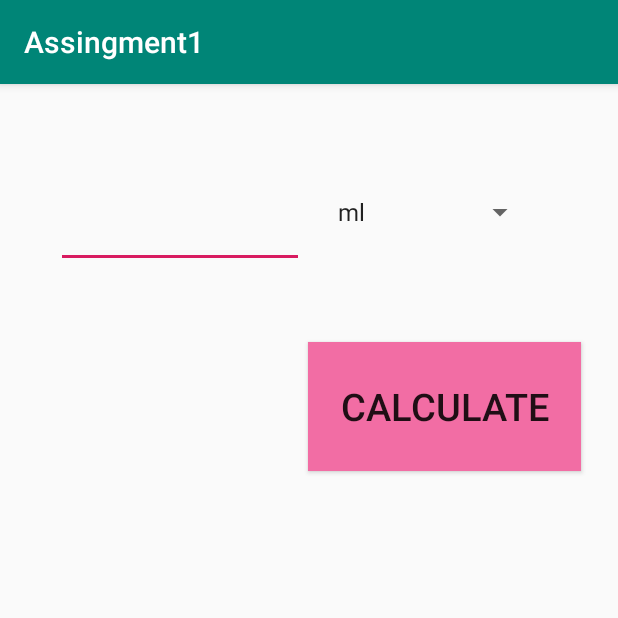
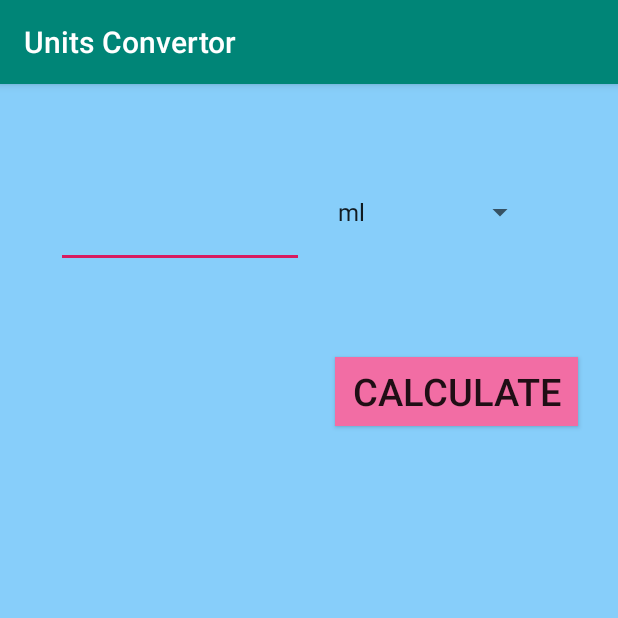
Before and after one commit to rthaiva1/Units-Convertor-Andriod-App, an Android app: the Main3Activity screen opened directly, with no data from a screen before it, on a phone screen of 412 x 824 dp, the top half of it. Run offline under Robolectric (Android 15) with nearby library versions, the phone set to English and light mode, and no system bars.

Commit message:
Seventh Commit

```diff
--- a/app/src/main/res/layout/activity_main.xml
+++ b/app/src/main/res/layout/activity_main.xml
@@ -4,8 +4,8 @@
     xmlns:tools="http://schemas.android.com/tools"
     android:layout_width="match_parent"
     android:layout_height="match_parent"
+    android:background="@drawable/ww"
     android:orientation="vertical"
-    android:background="@drawable/ww"
     android:weightSum="10"
     tools:context=".MainActivity">
 
@@ -20,9 +20,9 @@
         android:text="Units Convertor"
         android:textColor="@android:color/black"
         android:textSize="48sp"
-        app:layout_constraintBottom_toBottomOf="parent"
+        app:layout_constraintBottom_toTopOf="@+id/button"
         app:layout_constraintEnd_toEndOf="parent"
-        app:layout_constraintHorizontal_bias="0.433"
+        app:layout_constraintHorizontal_bias="0.5"
         app:layout_constraintStart_toStartOf="parent"
         app:layout_constraintTop_toTopOf="parent"
         app:layout_constraintVertical_bias="0.0"
--- a/app/src/main/res/layout/activity_main3.xml
+++ b/app/src/main/res/layout/activity_main3.xml
@@ -4,6 +4,7 @@
     xmlns:tools="http://schemas.android.com/tools"
     android:layout_width="match_parent"
     android:layout_height="match_parent"
+    android:background="@drawable/ww"
     tools:context=".Main3Activity">
 
     <Spinner
@@ -36,11 +37,11 @@
 
     <Button
         android:id="@+id/button3"
-        android:layout_width="182dp"
-        android:layout_height="86dp"
+        android:layout_width="162dp"
+        android:layout_height="46dp"
+        android:background="@drawable/pink"
         android:text="Calculate"
         android:textSize="25sp"
-        android:background="@drawable/pink"
         app:layout_constraintBottom_toBottomOf="parent"
         app:layout_constraintEnd_toEndOf="parent"
         app:layout_constraintHorizontal_bias="0.893"
@@ -50,7 +51,7 @@
 
     <TextView
         android:id="@+id/textView"
-        android:layout_width="320dp"
+        android:layout_width="400dp"
         android:layout_height="70dp"
         android:textSize="40sp"
         app:layout_constraintBottom_toBottomOf="parent"
@@ -62,7 +63,7 @@
 
     <TextView
         android:id="@+id/textView5"
-        android:layout_width="320dp"
+        android:layout_width="400dp"
         android:layout_height="70dp"
         android:textSize="40sp"
         app:layout_constraintBottom_toBottomOf="parent"
@@ -74,7 +75,7 @@
 
     <TextView
         android:id="@+id/textView8"
-        android:layout_width="320dp"
+        android:layout_width="400dp"
         android:layout_height="70dp"
         android:textSize="40sp"
         app:layout_constraintBottom_toBottomOf="parent"
@@ -86,7 +87,7 @@
 
     <TextView
         android:id="@+id/textView9"
-        android:layout_width="320dp"
+        android:layout_width="400dp"
         android:layout_height="70dp"
         android:textSize="40sp"
         app:layout_constraintBottom_toBottomOf="parent"
--- a/app/src/main/res/values/strings.xml
+++ b/app/src/main/res/values/strings.xml
@@ -1,5 +1,5 @@
 <resources>
-    <string name="app_name">Assingment1</string>
+    <string name="app_name">Units Convertor</string>
 
     <string-array name="length">
         <item>inch</item>
```
Also changed, not shown: app/src/main/res/layout/activity_main2.xml (+7 -7 lines).
